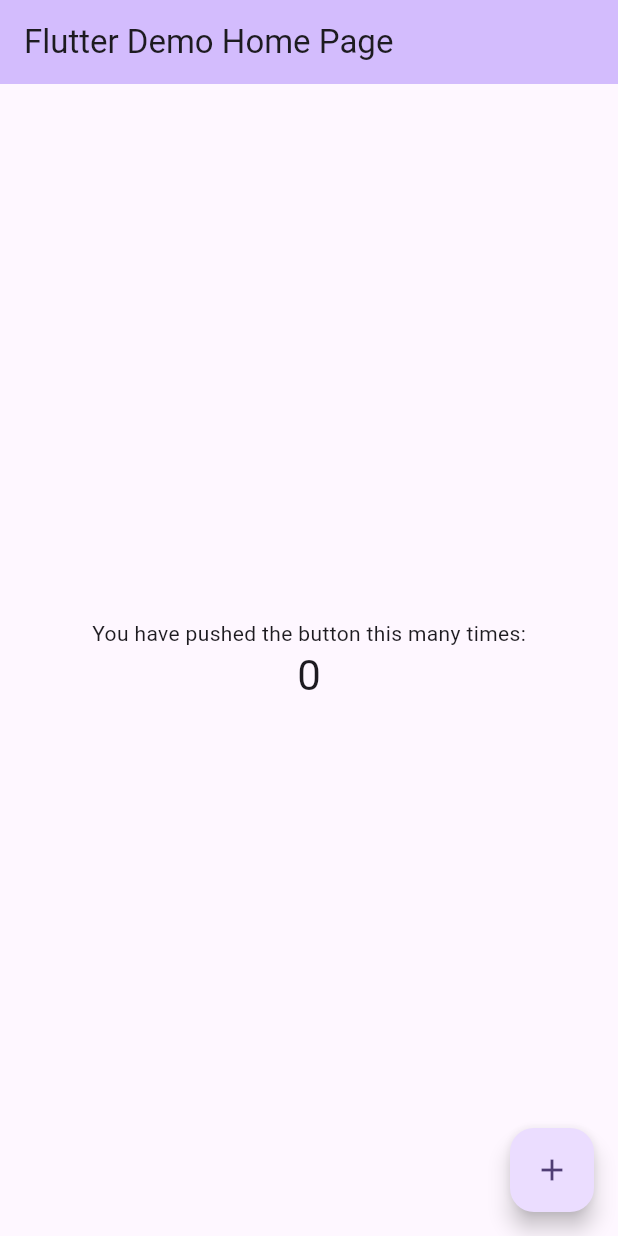
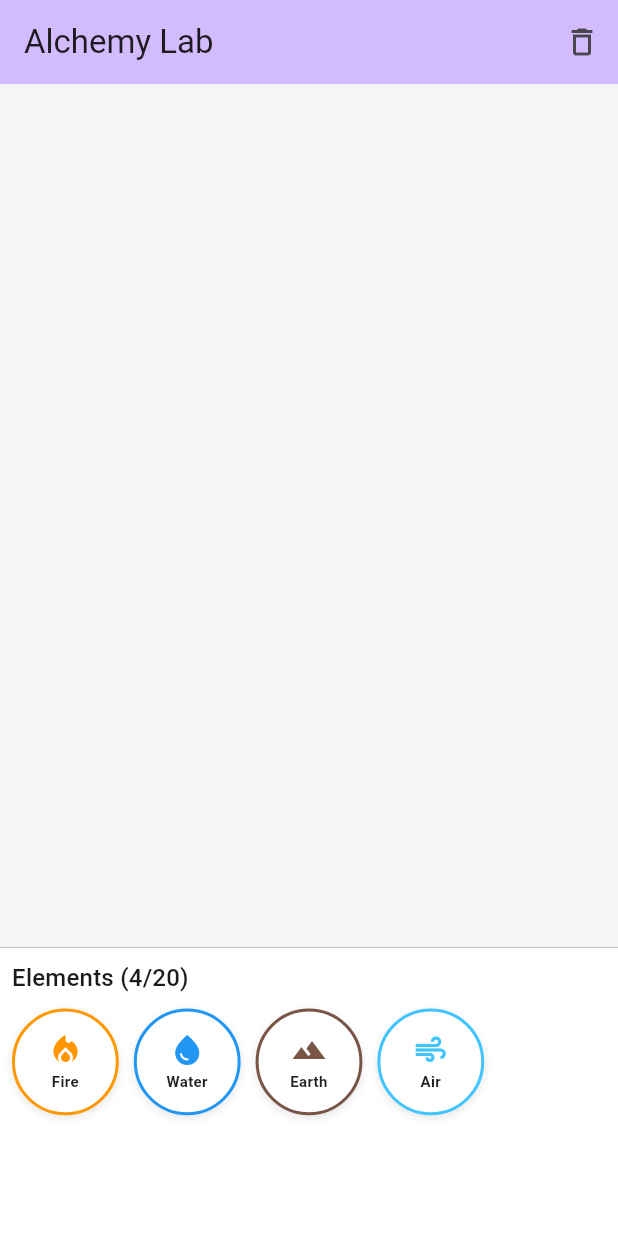
Before and after one commit to could-ai/019b0704-39ae-7e63-b5aa-52c14788724f, a Flutter app: the screen it shows after launch, on a phone screen of 412 x 824 dp. Run offline on Flutter 3.47's test engine with Material 3 defaults, Android fonts, the phone set to English and light mode, and no system bars.

Commit message:
Created alchemy_data.dart to hold the element models, initial data, and recipe logic for the alchemy game.; Created alchemy_game.dart containing the main game logic, UI, and drag-and-drop interactions. Implemented workspace, inventory, and combination logic.; Updated main.dart to set AlchemyGameScreen as the home screen and configured the app theme.

```diff
--- /dev/null
+++ b/usr/lib/alchemy_data.dart
@@ -0,0 +1,75 @@
+import 'package:flutter/material.dart';
+
+class AlchemyElement {
+  final String id;
+  final String name;
+  final IconData icon;
+  final Color color;
+
+  const AlchemyElement({
+    required this.id,
+    required this.name,
+    required this.icon,
+    required this.color,
+  });
+}
+
+final List<AlchemyElement> initialElements = [
+  AlchemyElement(id: 'fire', name: 'Fire', icon: Icons.local_fire_department, color: Colors.orange),
+  AlchemyElement(id: 'water', name: 'Water', icon: Icons.water_drop, color: Colors.blue),
+  AlchemyElement(id: 'earth', name: 'Earth', icon: Icons.landscape, color: Colors.brown),
+  AlchemyElement(id: 'air', name: 'Air', icon: Icons.air, color: Colors.lightBlueAccent),
+];
+
+final List<AlchemyElement> allElements = [
+  ...initialElements,
+  AlchemyElement(id: 'steam', name: 'Steam', icon: Icons.cloud, color: Colors.grey.shade400),
+  AlchemyElement(id: 'lava', name: 'Lava', icon: Icons.volcano, color: Colors.red.shade700),
+  AlchemyElement(id: 'dust', name: 'Dust', icon: Icons.grain, color: Colors.brown.shade300),
+  AlchemyElement(id: 'mud', name: 'Mud', icon: Icons.bubble_chart, color: Colors.brown.shade800),
+  AlchemyElement(id: 'rain', name: 'Rain', icon: Icons.cloud_download, color: Colors.blueGrey),
+  AlchemyElement(id: 'plant', name: 'Plant', icon: Icons.grass, color: Colors.green),
+  AlchemyElement(id: 'energy', name: 'Energy', icon: Icons.bolt, color: Colors.yellow.shade700),
+  AlchemyElement(id: 'stone', name: 'Stone', icon: Icons.circle, color: Colors.grey.shade800),
+  AlchemyElement(id: 'sand', name: 'Sand', icon: Icons.circle_outlined, color: Colors.amber.shade100),
+  AlchemyElement(id: 'glass', name: 'Glass', icon: Icons.crop_square, color: Colors.cyan.shade100),
+  AlchemyElement(id: 'metal', name: 'Metal', icon: Icons.build, color: Colors.blueGrey.shade700),
+  AlchemyElement(id: 'electricity', name: 'Electricity', icon: Icons.electric_bolt, color: Colors.yellowAccent),
+  AlchemyElement(id: 'swamp', name: 'Swamp', icon: Icons.grass_outlined, color: Colors.green.shade900),
+  AlchemyElement(id: 'life', name: 'Life', icon: Icons.favorite, color: Colors.pink),
+  AlchemyElement(id: 'human', name: 'Human', icon: Icons.person, color: Colors.orange.shade200),
+  AlchemyElement(id: 'wizard', name: 'Wizard', icon: Icons.auto_fix_high, color: Colors.purple),
+];
+
+// Map of sorted(id1, id2) -> resultId
+final Map<String, String> recipes = {
+  'fire+water': 'steam',
+  'earth+fire': 'lava',
+  'air+earth': 'dust',
+  'earth+water': 'mud',
+  'air+water': 'rain',
+  'earth+rain': 'plant',
+  'air+fire': 'energy',
+  'lava+water': 'stone',
+  'air+stone': 'sand',
+  'fire+sand': 'glass',
+  'fire+stone': 'metal',
+  'energy+metal': 'electricity',
+  'mud+plant': 'swamp',
+  'energy+swamp': 'life',
+  'earth+life': 'human',
+  'energy+human': 'wizard',
+};
+
+String? getCombinationResult(String id1, String id2) {
+  final List<String> ids = [id1, id2]..sort();
+  final key = '${ids[0]}+${ids[1]}';
+  return recipes[key];
+}
+
+AlchemyElement getElementById(String id) {
+  return allElements.firstWhere(
+    (e) => e.id == id,
+    orElse: () => AlchemyElement(id: 'unknown', name: '?', icon: Icons.question_mark, color: Colors.grey),
+  );
+}
--- /dev/null
+++ b/usr/lib/alchemy_game.dart
@@ -0,0 +1,441 @@
+import 'package:flutter/material.dart';
+import 'package:uuid/uuid.dart';
+import 'alchemy_data.dart';
+
+class AlchemyGameScreen extends StatefulWidget {
+  const AlchemyGameScreen({super.key});
+
+  @override
+  State<AlchemyGameScreen> createState() => _AlchemyGameScreenState();
+}
+
+class WorkspaceItem {
+  final String id;
+  final String instanceId;
+  Offset position;
+
+  WorkspaceItem({
+    required this.id,
+    required this.instanceId,
+    required this.position,
+  });
+}
+
+class _AlchemyGameScreenState extends State<AlchemyGameScreen> {
+  final Set<String> _unlockedElements = {};
+  final List<WorkspaceItem> _workspaceItems = [];
+  final Uuid _uuid = const Uuid();
+
+  @override
+  void initState() {
+    super.initState();
+    // Initialize with basic elements
+    for (var el in initialElements) {
+      _unlockedElements.add(el.id);
+    }
+  }
+
+  void _addWorkspaceItem(String elementId, Offset position) {
+    setState(() {
+      _workspaceItems.add(WorkspaceItem(
+        id: elementId,
+        instanceId: _uuid.v4(),
+        position: position,
+      ));
+    });
+  }
+
+  void _updateItemPosition(String instanceId, Offset newPosition) {
+    setState(() {
+      final index = _workspaceItems.indexWhere((item) => item.instanceId == instanceId);
+      if (index != -1) {
+        _workspaceItems[index].position = newPosition;
+      }
+    });
+  }
+
+  void _removeItem(String instanceId) {
+    setState(() {
+      _workspaceItems.removeWhere((item) => item.instanceId == instanceId);
+    });
+  }
+
+  void _handleCombination(String targetInstanceId, String droppedElementId) {
+    final targetItem = _workspaceItems.firstWhere(
+      (item) => item.instanceId == targetInstanceId,
+      orElse: () => WorkspaceItem(id: '', instanceId: '', position: Offset.zero),
+    );
+
+    if (targetItem.instanceId.isEmpty) return;
+
+    final resultId = getCombinationResult(targetItem.id, droppedElementId);
+
+    if (resultId != null) {
+      // Successful combination!
+      final resultElement = getElementById(resultId);
+
+      // Remove the target item (the dropped one is handled by the drag end usually,
+      // but if it was from workspace we need to remove it too.
+      // However, this method is called when 'accepting' data.
+      // If dragging from inventory, we just remove target and add new.
+      // If dragging from workspace, the 'onDragEnd' or similar logic handles the source removal?
+      // Actually, DragTarget onAccept gives us the data. We need to know if the source was workspace or inventory.
+
+      // Let's simplify: The data passed during drag will be a custom object containing source info.
+
+      _removeItem(targetInstanceId);
+
+      // Add the new item at the target's position
+      _addWorkspaceItem(resultId, targetItem.position);
+
+      // Check if it's a new discovery
+      if (!_unlockedElements.contains(resultId)) {
+        _unlockedElements.add(resultId);
+        _showDiscoveryDialog(resultElement);
+      }
+    } else {
+      // No combination, just stack? Or bounce?
+      // For now, if we drag from inventory, we add it nearby.
+      // If we drag from workspace, it just moves there.
+      // But wait, this method is called inside the Target's onAccept.
+      // If we return false or don't do anything, the drag might just complete.
+    }
+  }
+
+  void _showDiscoveryDialog(AlchemyElement element) {
+    showDialog(
+      context: context,
+      builder: (context) => AlertDialog(
+        title: const Text("New Discovery!"),
+        content: Column(
+          mainAxisSize: MainAxisSize.min,
+          children: [
+            Icon(element.icon, size: 64, color: element.color),
+            const SizedBox(height: 16),
+            Text(
+              element.name,
+              style: const TextStyle(fontSize: 24, fontWeight: FontWeight.bold),
+            ),
+          ],
+        ),
+        actions: [
+          TextButton(
+            onPressed: () => Navigator.of(context).pop(),
+            child: const Text("Awesome!"),
+          ),
+        ],
+      ),
+    );
+  }
+
+  void _clearWorkspace() {
+    setState(() {
+      _workspaceItems.clear();
+    });
+  }
+
+  @override
+  Widget build(BuildContext context) {
+    return Scaffold(
+      appBar: AppBar(
+        title: const Text('Alchemy Lab'),
+        backgroundColor: Theme.of(context).colorScheme.inversePrimary,
+        actions: [
+          IconButton(
+            icon: const Icon(Icons.delete_outline),
+            tooltip: 'Clear Workspace',
+            onPressed: _clearWorkspace,
+          ),
+        ],
+      ),
+      body: Column(
+        children: [
+          // Workspace Area
+          Expanded(
+            flex: 3,
+            child: DragTarget<DragData>(
+              builder: (context, candidateData, rejectedData) {
+                return Container(
+                  color: Colors.grey.shade100,
+                  child: Stack(
+                    children: [
+                      // Render all workspace items
+                      ..._workspaceItems.map((item) {
+                        return Positioned(
+                          left: item.position.dx,
+                          top: item.position.dy,
+                          child: DraggableWorkspaceItem(
+                            key: ValueKey(item.instanceId),
+                            item: item,
+                            onDragEnd: (details, wasAccepted) {
+                              if (!wasAccepted) {
+                                // Update position if dropped on empty space (handled by background target)
+                                // But wait, the background target accepts it.
+                                // We need to calculate local position relative to the stack.
+                                final RenderBox renderBox = context.findRenderObject() as RenderBox;
+                                final localPos = renderBox.globalToLocal(details.offset);
+                                // Adjust for the item size (centering) - assuming 60x60 item
+                                _updateItemPosition(item.instanceId, localPos.translate(-30, -30)); // rough center
+                              }
+                            },
+                            onCombine: (sourceId) {
+                              // Handle combination logic
+                              // sourceId is the element ID of the item being dropped ONTO this item
+                              // We need to know if the source was from inventory or workspace to remove it correctly?
+                              // Actually, the DraggableWorkspaceItem's DragTarget onAccept will handle this.
+                            },
+                            onRemove: () => _removeItem(item.instanceId),
+                          ),
+                        );
+                      }),
+                    ],
+                  ),
+                );
+              },
+              onWillAcceptWithDetails: (details) => true,
+              onAcceptWithDetails: (details) {
+                // Dropped on the background (empty space)
+                final data = details.data;
+                final RenderBox renderBox = context.findRenderObject() as RenderBox;
+                final localPos = renderBox.globalToLocal(details.offset);
+
+                if (data.sourceType == SourceType.inventory) {
+                  _addWorkspaceItem(data.elementId, localPos.translate(-30, -30));
+                } else if (data.sourceType == SourceType.workspace) {
+                  // Moved within workspace
+                  _updateItemPosition(data.instanceId!, localPos.translate(-30, -30));
+                }
+              },
+            ),
+          ),
+
+          // Divider
+          const Divider(height: 1, thickness: 1),
+
+          // Inventory Area
+          Expanded(
+            flex: 1,
+            child: Container(
+              color: Colors.white,
+              padding: const EdgeInsets.all(8.0),
+              child: Column(
+                crossAxisAlignment: CrossAxisAlignment.start,
+                children: [
+                  Padding(
+                    padding: const EdgeInsets.only(bottom: 8.0),
+                    child: Text(
+                      "Elements (${_unlockedElements.length}/${allElements.length})",
+                      style: Theme.of(context).textTheme.titleMedium,
+                    ),
+                  ),
+                  Expanded(
+                    child: GridView.builder(
+                      gridDelegate: const SliverGridDelegateWithMaxCrossAxisExtent(
+                        maxCrossAxisExtent: 80,
+                        childAspectRatio: 1,
+                        crossAxisSpacing: 10,
+                        mainAxisSpacing: 10,
+                      ),
+                      itemCount: _unlockedElements.length,
+                      itemBuilder: (context, index) {
+                        final elementId = _unlockedElements.elementAt(index);
+                        final element = getElementById(elementId);
+                        return Draggable<DragData>(
+                          data: DragData(
+                            elementId: element.id,
+                            sourceType: SourceType.inventory,
+                          ),
+                          feedback: ElementIcon(element: element, isDragging: true),
+                          childWhenDragging: ElementIcon(element: element, isGhost: true),
+                          child: ElementIcon(element: element),
+                        );
+                      },
+                    ),
+                  ),
+                ],
+              ),
+            ),
+          ),
+        ],
+      ),
+    );
+  }
+}
+
+enum SourceType { inventory, workspace }
+
+class DragData {
+  final String elementId;
+  final SourceType sourceType;
+  final String? instanceId; // Only for workspace items
+
+  DragData({required this.elementId, required this.sourceType, this.instanceId});
+}
+
+class ElementIcon extends StatelessWidget {
+  final AlchemyElement element;
+  final bool isDragging;
+  final bool isGhost;
+
+  const ElementIcon({
+    super.key,
+    required this.element,
+    this.isDragging = false,
+    this.isGhost = false,
+  });
+
+  @override
+  Widget build(BuildContext context) {
+    return Opacity(
+      opacity: isGhost ? 0.5 : 1.0,
+      child: Container(
+        width: 60,
+        height: 60,
+        decoration: BoxDecoration(
+          color: isDragging ? element.color.withOpacity(0.8) : Colors.white,
+          shape: BoxShape.circle,
+          border: Border.all(color: element.color, width: 2),
+          boxShadow: isDragging
+              ? []
+              : [
+                  BoxShadow(
+                    color: Colors.black.withOpacity(0.1),
+                    blurRadius: 4,
+                    offset: const Offset(0, 2),
+                  )
+                ],
+        ),
+        child: Column(
+          mainAxisAlignment: MainAxisAlignment.center,
+          children: [
+            Icon(element.icon, color: isDragging ? Colors.white : element.color),
+            const SizedBox(height: 2),
+            Text(
+              element.name,
+              style: TextStyle(
+                fontSize: 10,
+                color: isDragging ? Colors.white : Colors.black87,
+                fontWeight: FontWeight.bold,
+              ),
+              textAlign: TextAlign.center,
+              overflow: TextOverflow.ellipsis,
+            ),
+          ],
+        ),
+      ),
+    );
+  }
+}
+
+class DraggableWorkspaceItem extends StatefulWidget {
+  final WorkspaceItem item;
+  final Function(DraggableDetails, bool) onDragEnd;
+  final Function(String) onCombine;
+  final VoidCallback onRemove;
+
+  const DraggableWorkspaceItem({
+    super.key,
+    required this.item,
+    required this.onDragEnd,
+    required this.onCombine,
+    required this.onRemove,
+  });
+
+  @override
+  State<DraggableWorkspaceItem> createState() => _DraggableWorkspaceItemState();
+}
+
+class _DraggableWorkspaceItemState extends State<DraggableWorkspaceItem> {
+  @override
+  Widget build(BuildContext context) {
+    final element = getElementById(widget.item.id);
+
+    return DragTarget<DragData>(
+      onWillAcceptWithDetails: (details) {
+        // Don't accept itself
+        if (details.data.instanceId == widget.item.instanceId) return false;
+        return true;
+      },
+      onAcceptWithDetails: (details) {
+        final droppedData = details.data;
+
+        // Check for combination
+        final result = getCombinationResult(widget.item.id, droppedData.elementId);
+
+        if (result != null) {
+          // We have a match!
+
+          // 1. If source was workspace, remove it (parent needs to handle this via callback or state)
+          // Actually, the parent handles the state. We need to tell the parent:
+          // "I (target) combined with (source). Remove me, remove source (if workspace), add result."
+
+          // Since we are inside the item widget, we can't easily modify the parent list directly
+          // without a callback that handles everything.
+
+          // Let's use a global event or callback that passes all info.
+          // But wait, we are in a DragTarget.
+
+          // We need to access the parent state.
+          final parentState = context.findAncestorStateOfType<_AlchemyGameScreenState>();
+          if (parentState != null) {
+            // Remove source if it's from workspace
+            if (droppedData.sourceType == SourceType.workspace && droppedData.instanceId != null) {
+              parentState._removeItem(droppedData.instanceId!);
+            }
+
+            // Remove target (myself)
+            parentState._removeItem(widget.item.instanceId);
+
+            // Add result
+            parentState._addWorkspaceItem(result, widget.item.position);
+
+            // Check discovery
+            if (!parentState._unlockedElements.contains(result)) {
+              parentState.setState(() {
+                parentState._unlockedElements.add(result);
+              });
+              parentState._showDiscoveryDialog(getElementById(result));
+            }
+          }
+        } else {
+          // No combination.
+          // If source was inventory, maybe we just add it on top?
+          // If source was workspace, it just moves on top.
+          // The background DragTarget might NOT get this event if this target consumes it.
+          // If we want the item to just "move" here without combining, we should probably
+          // let the background handle it?
+          // But DragTarget consumes the drop.
+
+          // If we don't combine, we should probably just place the item nearby or on top.
+          final parentState = context.findAncestorStateOfType<_AlchemyGameScreenState>();
+           if (parentState != null) {
+             // Just add/move the item to this location (slightly offset so they don't perfectly overlap)
+             if (droppedData.sourceType == SourceType.inventory) {
+               parentState._addWorkspaceItem(droppedData.elementId, widget.item.position + const Offset(20, 20));
+             } else if (droppedData.sourceType == SourceType.workspace && droppedData.instanceId != null) {
+               parentState._updateItemPosition(droppedData.instanceId!, widget.item.position + const Offset(20, 20));
+             }
+           }
+        }
+      },
+      builder: (context, candidateData, rejectedData) {
+        return Draggable<DragData>(
+          data: DragData(
+            elementId: widget.item.id,
+            sourceType: SourceType.workspace,
+            instanceId: widget.item.instanceId,
+          ),
+          feedback: ElementIcon(element: element, isDragging: true),
+          childWhenDragging: Opacity(opacity: 0.0, child: ElementIcon(element: element)),
+          onDragEnd: (details) => widget.onDragEnd(details, details.wasAccepted),
+          child: ScaleTransition(
+            scale: candidateData.isNotEmpty
+                ? const AlwaysStoppedAnimation(1.1)
+                : const AlwaysStoppedAnimation(1.0),
+            child: ElementIcon(element: element),
+          ),
+        );
+      },
+    );
+  }
+}
--- a/usr/lib/main.dart
+++ b/usr/lib/main.dart
@@ -1,4 +1,5 @@
 import 'package:flutter/material.dart';
+import 'alchemy_game.dart';
 
 void main() {
   runApp(const MyApp());
@@ -7,117 +8,19 @@ void main() {
 class MyApp extends StatelessWidget {
   const MyApp({super.key});
 
-  // This widget is the root of your application.
   @override
   Widget build(BuildContext context) {
     return MaterialApp(
-      title: 'Flutter Demo',
+      title: 'Alchemy Game',
       debugShowCheckedModeBanner: false,
       theme: ThemeData(
-        // This is the theme of your application.
-        //
-        // TRY THIS: Try running your application with "flutter run". You'll see
-        // the application has a purple toolbar. Then, without quitting the app,
-        // try changing the seedColor in the colorScheme below to Colors.green
-        // and then invoke "hot reload" (save your changes or press the "hot
-        // reload" button in a Flutter-supported IDE, or press "r" if you used
-        // the command line to start the app).
-        //
-        // Notice that the counter didn't reset back to zero; the application
-        // state is not lost during the reload. To reset the state, use hot
-        // restart instead.
-        //
-        // This works for code too, not just values: Most code changes can be
-        // tested with just a hot reload.
         colorScheme: ColorScheme.fromSeed(seedColor: Colors.deepPurple),
+        useMaterial3: true,
       ),
       initialRoute: '/',
       routes: {
-        '/': (context) => const MyHomePage(title: 'Flutter Demo Home Page'),
+        '/': (context) => const AlchemyGameScreen(),
       },
     );
   }
 }
-
-class MyHomePage extends StatefulWidget {
-  const MyHomePage({super.key, required this.title});
-
-  // This widget is the home page of your application. It is stateful, meaning
-  // that it has a State object (defined below) that contains fields that affect
-  // how it looks.
-
-  // This class is the configuration for the state. It holds the values (in this
-  // case the title) provided by the parent (in this case the App widget) and
-  // used by the build method of the State. Fields in a Widget subclass are
-  // always marked "final".
-
-  final String title;
-
-  @override
-  State<MyHomePage> createState() => _MyHomePageState();
-}
-
-class _MyHomePageState extends State<MyHomePage> {
-  int _counter = 0;
-
-  void _incrementCounter() {
-    setState(() {
-      // This call to setState tells the Flutter framework that something has
-      // changed in this State, which causes it to rerun the build method below
-      // so that the display can reflect the updated values. If we changed
-      // _counter without calling setState(), then the build method would not be
-      // called again, and so nothing would appear to happen.
-      _counter++;
-    });
-  }
-
-  @override
-  Widget build(BuildContext context) {
-    // This method is rerun every time setState is called, for instance as done
-    // by the _incrementCounter method above.
-    //
-    // The Flutter framework has been optimized to make rerunning build methods
-    // fast, so that you can just rebuild anything that needs updating rather
-    // than having to individually change instances of widgets.
-    return Scaffold(
-      appBar: AppBar(
-        // TRY THIS: Try changing the color here to a specific color (to
-        // Colors.amber, perhaps?) and trigger a hot reload to see the AppBar
-        // change color while the other colors stay the same.
-        backgroundColor: Theme.of(context).colorScheme.inversePrimary,
-        // Here we take the value from the MyHomePage object that was created by
-        // the App.build method, and use it to set our appbar title.
-        title: Text(widget.title),
-      ),
-      body: Center(
-        // Center is a layout widget. It takes a single child and positions it
-        // in the middle of the parent.
-        child: Column(
-          // Column is also a layout widget. It takes a list of children and
-          // arranges them vertically. By default, it sizes itself to fit its
-          // children horizontally, and tries to be as tall as its parent.
-          //
-          // Column has various properties to control how it sizes itself and
-          // how it positions its children. Here we use mainAxisAlignment to
-          // center the children vertically; the main axis here is the vertical
-          // axis because Columns are vertical (the cross axis would be
-          // horizontal).
-          //
-          // TRY THIS: Invoke "debug painting" (choose the "Toggle Debug Paint"
-          // action in the IDE, or press "p" in the console), to see the
-          // wireframe for each widget.
-          mainAxisAlignment: MainAxisAlignment.center,
-          children: <Widget>[
-            const Text('You have pushed the button this many times:'),
-            Text('$_counter', style: Theme.of(context).textTheme.headlineMedium),
-          ],
-        ),
-      ),
-      floatingActionButton: FloatingActionButton(
-        onPressed: _incrementCounter,
-        tooltip: 'Increment',
-        child: const Icon(Icons.add),
-      ), // This trailing comma makes auto-formatting nicer for build methods.
-    );
-  }
-}
```
